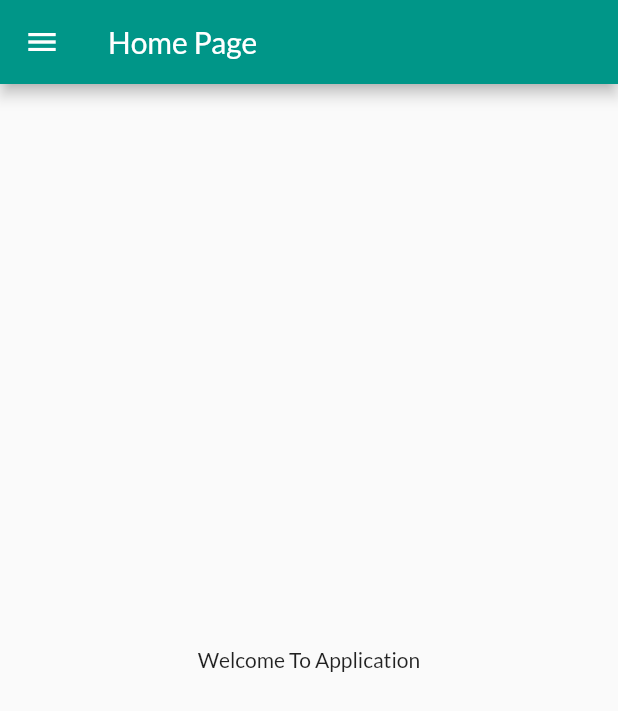
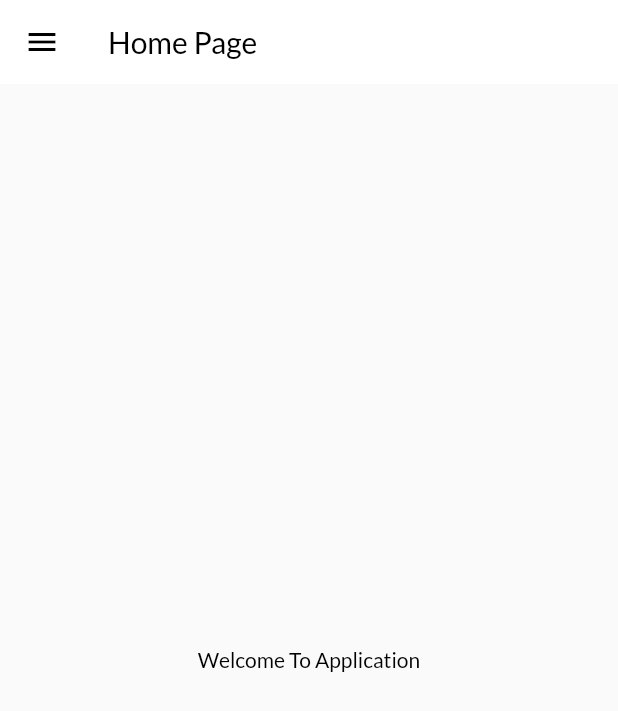
Before and after one commit to Danushan99/Flutter-Masterclass, a Flutter app: the HomePage screen opened by its route, on a phone screen of 412 x 824 dp. Shown: the top 711 px of the screen. Run offline on Flutter 3.47's test engine with Material 2 defaults, Android fonts, the phone set to English and light mode, and no system bars; our stand-ins replace google_fonts.

Commit message:
homepage works

```diff
--- a/lib/pages/home_page.dart
+++ b/lib/pages/home_page.dart
@@ -8,11 +8,17 @@ class HomePage extends StatelessWidget {
   Widget build(BuildContext context) {
     return Scaffold(
       appBar: AppBar(
-        title: const Text("Home Page"),
+        title: const Text("Home Page", style: TextStyle(color: Colors.black)),
+        backgroundColor: Colors.white,
+        elevation: 0.0,
+        iconTheme: const IconThemeData(color: Colors.black),
       ),
       body: const Material(
         child: Center(
-          child: Text("Welcome To Application"),
+          child: Text(
+            "Welcome To Application",
+            style: TextStyle(color: Colors.black),
+          ),
         ),
       ),
       drawer: const MyDrawer(),
```
